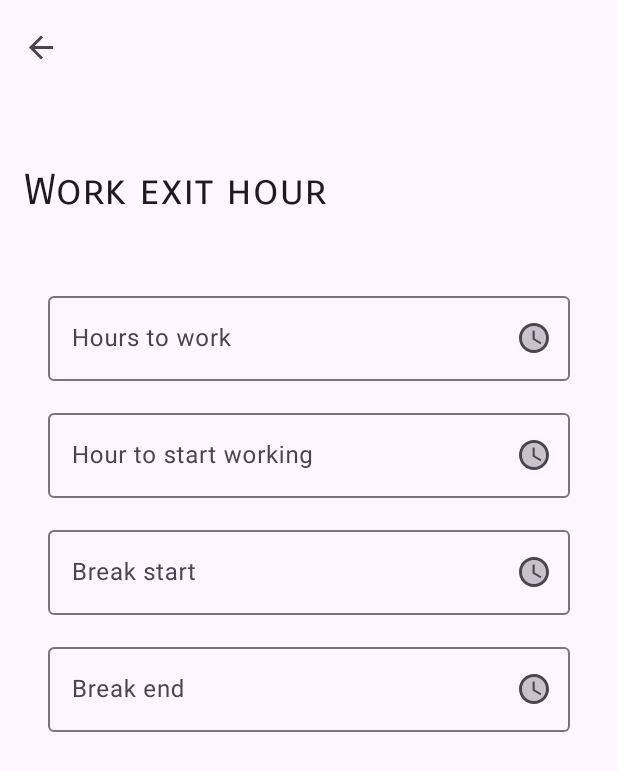
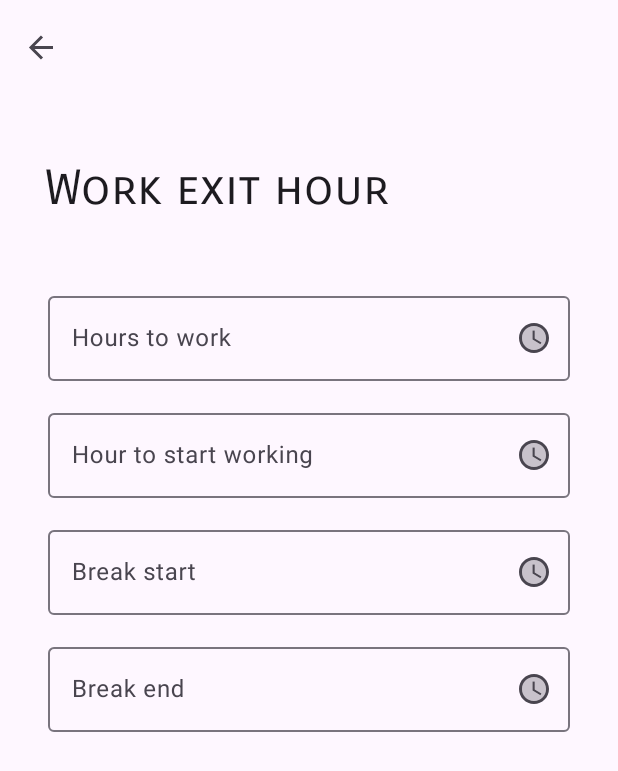
Before and after one commit to Bleeping-Dragon/Twiftly, an Android app: the WorkingHoursPage screen opened through its navigation route, on a phone screen of 412 x 824 dp. Shown: the top 771 px of the screen. Run offline under Robolectric (Android 15) with nearby library versions, the phone set to English and light mode, and no system bars; our stand-ins replace navigation-ui.

Commit message:
Updated styles.

```diff
--- a/app/src/main/java/com/bleepingdragon/twiftly/WorkingHoursPage.kt
+++ b/app/src/main/java/com/bleepingdragon/twiftly/WorkingHoursPage.kt
@@ -55,12 +55,6 @@ class WorkingHoursPage : Fragment() {
         //Setup the toolbar
         val navController = findNavController()
         binding.toolbar.setupWithNavController(navController)
-
-        val carroisGothic = ResourcesCompat.getFont(requireContext(), R.font.carrois_gothic_sc)
-        binding.collapsingToolbar.apply {
-            setCollapsedTitleTypeface(Typeface.DEFAULT)
-            setExpandedTitleTypeface(carroisGothic)
-        }
 
         //Hide by default the calculated hour and set alarm buttons
         binding.calculatedDateTextView.visibility = View.GONE
--- a/app/src/main/res/layout/fragment_working_hours_page.xml
+++ b/app/src/main/res/layout/fragment_working_hours_page.xml
@@ -16,7 +16,10 @@
             style="?attr/collapsingToolbarLayoutLargeStyle"
             android:layout_width="match_parent"
             android:layout_height="?attr/collapsingToolbarLayoutLargeSize"
-            app:title="Work exit hour">
+            app:title="Work exit hour"
+            app:expandedTitleMarginStart="30dp"
+            app:collapsedTitleTextAppearance="@style/collapsed_app_bar"
+            app:expandedTitleTextAppearance="@style/expanded_app_bar">
 
             <com.google.android.material.appbar.MaterialToolbar
                 android:id="@+id/toolbar"
--- /dev/null
+++ b/app/src/main/res/values/styles.xml
@@ -0,0 +1,15 @@
+<?xml version="1.0" encoding="utf-8"?>
+<resources>
+
+    <!-- Top Bar -->
+    <style name="collapsed_app_bar" parent="@android:style/TextAppearance">
+        <item name="android:textSize">20sp</item>
+        <item name="android:textColor">#f0f</item>
+    </style>
+
+    <style name="expanded_app_bar" parent="@android:style/TextAppearance">
+        <item name="android:textSize">32sp</item>
+        <item name="android:fontFamily">@font/carrois_gothic_sc</item>
+    </style>
+
+</resources>
```
